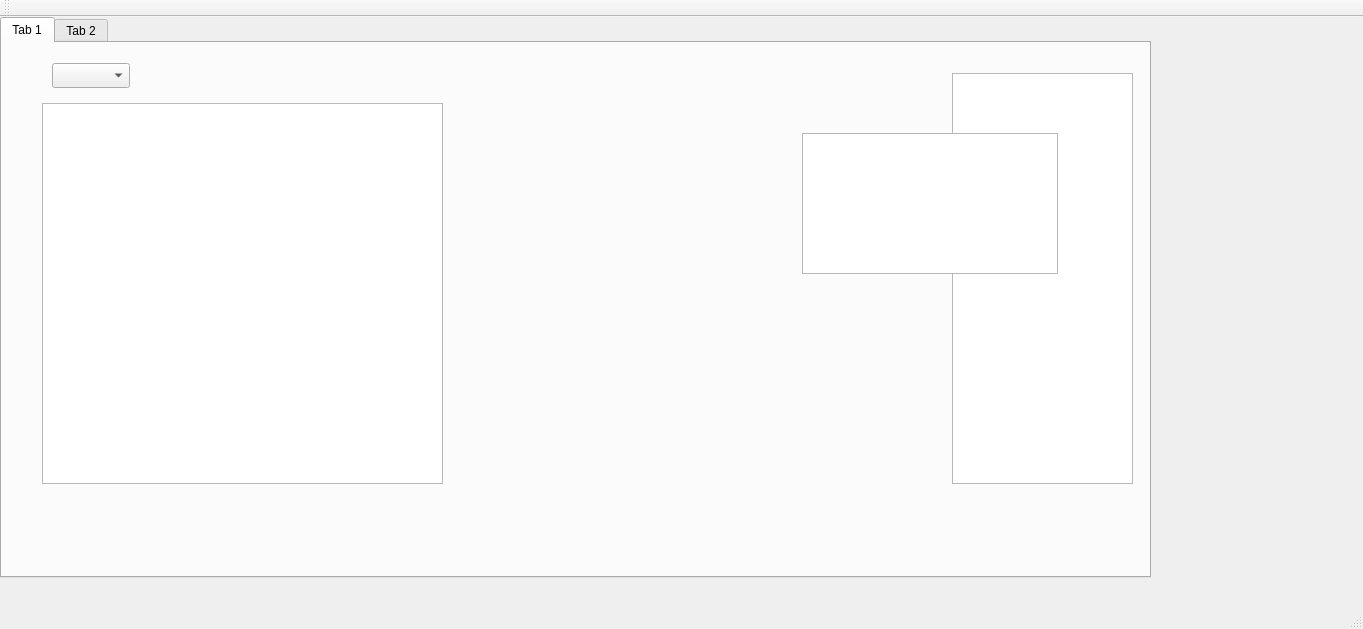
The window that mainwindow.ui (tomerye/Security-Sys-gui) describes before a commit, drawn with Qt 5.
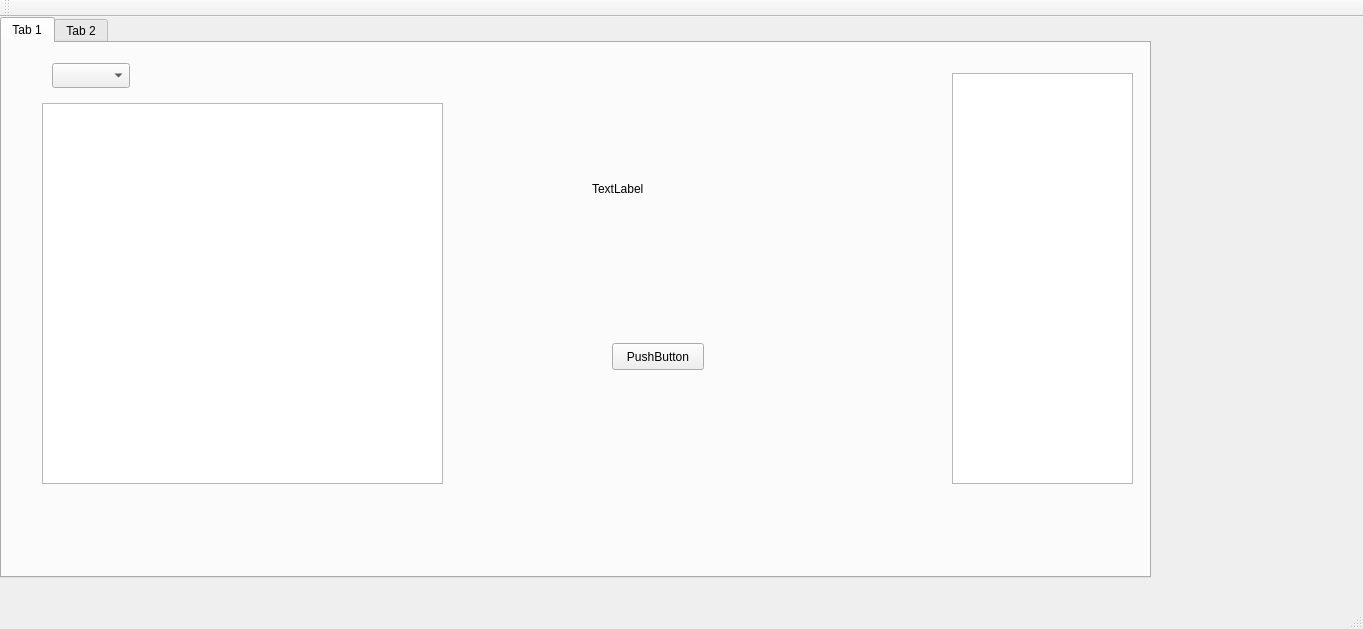
The same window after the commit. The open tabs and pages were chosen to show the change.

Diff of the .ui file:
```diff
--- a/mainwindow.ui
+++ b/mainwindow.ui
@@ -60,14 +60,30 @@
        </rect>
       </property>
      </widget>
-     <widget class="QTableView" name="tableView_3">
+     <widget class="QPushButton" name="pushButton_2">
       <property name="geometry">
        <rect>
-        <x>800</x>
-        <y>90</y>
-        <width>256</width>
-        <height>141</height>
+        <x>610</x>
+        <y>300</y>
+        <width>92</width>
+        <height>27</height>
        </rect>
+      </property>
+      <property name="text">
+       <string>PushButton</string>
+      </property>
+     </widget>
+     <widget class="QLabel" name="label">
+      <property name="geometry">
+       <rect>
+        <x>590</x>
+        <y>120</y>
+        <width>281</width>
+        <height>51</height>
+       </rect>
+      </property>
+      <property name="text">
+       <string>TextLabel</string>
       </property>
      </widget>
     </widget>
```
Left out of the diff: 2 changed lines with no effect on the pictures.
